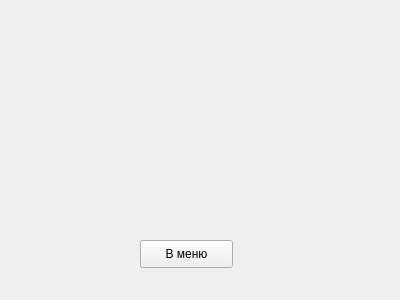
This is editdevicesinbuldingwindow.ui in bondarev-al/PPCofCLinB as Qt 5 draws it before an edit. The edited form follows.
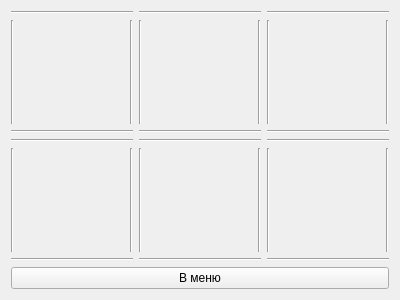
This is the edited form.

What changed in the file:
```diff
--- a/editdevicesinbuldingwindow.ui
+++ b/editdevicesinbuldingwindow.ui
@@ -13,19 +13,319 @@
   <property name="windowTitle">
    <string>Form</string>
   </property>
-  <widget class="QPushButton" name="menu_but">
-   <property name="geometry">
-    <rect>
-     <x>140</x>
-     <y>240</y>
-     <width>93</width>
-     <height>28</height>
-    </rect>
-   </property>
-   <property name="text">
-    <string>В меню</string>
-   </property>
-  </widget>
+  <layout class="QVBoxLayout" name="verticalLayout_7">
+   <item>
+    <layout class="QGridLayout" name="gridLayout">
+     <item row="1" column="1">
+      <layout class="QVBoxLayout" name="verticalLayout_4">
+       <item>
+        <widget class="Line" name="line_13">
+         <property name="orientation">
+          <enum>Qt::Horizontal</enum>
+         </property>
+        </widget>
+       </item>
+       <item>
+        <layout class="QHBoxLayout" name="horizontalLayout_4">
+         <item>
+          <widget class="Line" name="line_14">
+           <property name="orientation">
+            <enum>Qt::Vertical</enum>
+           </property>
+          </widget>
+         </item>
+         <item>
+          <spacer name="horizontalSpacer_4">
+           <property name="orientation">
+            <enum>Qt::Horizontal</enum>
+           </property>
+           <property name="sizeHint" stdset="0">
+            <size>
+             <width>40</width>
+             <height>20</height>
+            </size>
+           </property>
+          </spacer>
+         </item>
+         <item>
+          <widget class="Line" name="line_15">
+           <property name="orientation">
+            <enum>Qt::Vertical</enum>
+           </property>
+          </widget>
+         </item>
+        </layout>
+       </item>
+       <item>
+        <widget class="Line" name="line_16">
+         <property name="orientation">
+          <enum>Qt::Horizontal</enum>
+         </property>
+        </widget>
+       </item>
+      </layout>
+     </item>
+     <item row="1" column="0">
+      <layout class="QVBoxLayout" name="verticalLayout_3">
+       <item>
+        <widget class="Line" name="line_9">
+         <property name="orientation">
+          <enum>Qt::Horizontal</enum>
+         </property>
+        </widget>
+       </item>
+       <item>
+        <layout class="QHBoxLayout" name="horizontalLayout_3">
+         <item>
+          <widget class="Line" name="line_10">
+           <property name="orientation">
+            <enum>Qt::Vertical</enum>
+           </property>
+          </widget>
+         </item>
+         <item>
+          <spacer name="horizontalSpacer_3">
+           <property name="orientation">
+            <enum>Qt::Horizontal</enum>
+           </property>
+           <property name="sizeHint" stdset="0">
+            <size>
+             <width>40</width>
+             <height>20</height>
+            </size>
+           </property>
+          </spacer>
+         </item>
+         <item>
+          <widget class="Line" name="line_11">
+           <property name="orientation">
+            <enum>Qt::Vertical</enum>
+           </property>
+          </widget>
+         </item>
+        </layout>
+       </item>
+       <item>
+        <widget class="Line" name="line_12">
+         <property name="orientation">
+          <enum>Qt::Horizontal</enum>
+         </property>
+        </widget>
+       </item>
+      </layout>
+     </item>
+     <item row="0" column="1">
+      <layout class="QVBoxLayout" name="verticalLayout_2">
+       <item>
+        <widget class="Line" name="line_5">
+         <property name="orientation">
+          <enum>Qt::Horizontal</enum>
+         </property>
+        </widget>
+       </item>
+       <item>
+        <layout class="QHBoxLayout" name="horizontalLayout_2">
+         <item>
+          <widget class="Line" name="line_6">
+           <property name="orientation">
+            <enum>Qt::Vertical</enum>
+           </property>
+          </widget>
+         </item>
+         <item>
+          <spacer name="horizontalSpacer_2">
+           <property name="orientation">
+            <enum>Qt::Horizontal</enum>
+           </property>
+           <property name="sizeHint" stdset="0">
+            <size>
+             <width>40</width>
+             <height>20</height>
+            </size>
+           </property>
+          </spacer>
+         </item>
+         <item>
+          <widget class="Line" name="line_7">
+           <property name="orientation">
+            <enum>Qt::Vertical</enum>
+           </property>
+          </widget>
+         </item>
+        </layout>
+       </item>
+       <item>
+        <widget class="Line" name="line_8">
+         <property name="orientation">
+          <enum>Qt::Horizontal</enum>
+         </property>
+        </widget>
+       </item>
+      </layout>
+     </item>
+     <item row="0" column="0">
+      <layout class="QVBoxLayout" name="verticalLayout">
+       <item>
+        <widget class="Line" name="line">
+         <property name="orientation">
+          <enum>Qt::Horizontal</enum>
+         </property>
+        </widget>
+       </item>
+       <item>
+        <layout class="QHBoxLayout" name="horizontalLayout">
+         <item>
+          <widget class="Line" name="line_4">
+           <property name="orientation">
+            <enum>Qt::Vertical</enum>
+           </property>
+          </widget>
+         </item>
+         <item>
+          <spacer name="horizontalSpacer">
+           <property name="orientation">
+            <enum>Qt::Horizontal</enum>
+           </property>
+           <property name="sizeHint" stdset="0">
+            <size>
+             <width>40</width>
+             <height>20</height>
+            </size>
+           </property>
+          </spacer>
+         </item>
+         <item>
+          <widget class="Line" name="line_3">
+           <property name="cursor">
+            <cursorShape>PointingHandCursor</cursorShape>
+           </property>
+           <property name="mouseTracking">
+            <bool>false</bool>
+           </property>
+           <property name="orientation">
+            <enum>Qt::Vertical</enum>
+           </property>
+          </widget>
+         </item>
+        </layout>
+       </item>
+       <item>
+        <widget class="Line" name="line_2">
+         <property name="orientation">
+          <enum>Qt::Horizontal</enum>
+         </property>
+        </widget>
+       </item>
+      </layout>
+     </item>
+     <item row="0" column="2">
+      <layout class="QVBoxLayout" name="verticalLayout_5">
+       <item>
+        <widget class="Line" name="line_17">
+         <property name="orientation">
+          <enum>Qt::Horizontal</enum>
+         </property>
+        </widget>
+       </item>
+       <item>
+        <layout class="QHBoxLayout" name="horizontalLayout_5">
+         <item>
+          <widget class="Line" name="line_18">
+           <property name="orientation">
+            <enum>Qt::Vertical</enum>
+           </property>
+          </widget>
+         </item>
+         <item>
+          <spacer name="horizontalSpacer_5">
+           <property name="orientation">
+            <enum>Qt::Horizontal</enum>
+           </property>
+           <property name="sizeHint" stdset="0">
+            <size>
+             <width>40</width>
+             <height>20</height>
+            </size>
+           </property>
+          </spacer>
+         </item>
+         <item>
+          <widget class="Line" name="line_19">
+           <property name="orientation">
+            <enum>Qt::Vertical</enum>
+           </property>
+          </widget>
+         </item>
+        </layout>
+       </item>
+       <item>
+        <widget class="Line" name="line_20">
+         <property name="orientation">
+          <enum>Qt::Horizontal</enum>
+         </property>
+        </widget>
+       </item>
+      </layout>
+     </item>
+     <item row="1" column="2">
+      <layout class="QVBoxLayout" name="verticalLayout_6">
+       <item>
+        <widget class="Line" name="line_21">
+         <property name="orientation">
+          <enum>Qt::Horizontal</enum>
+         </property>
+        </widget>
+       </item>
+       <item>
+        <layout class="QHBoxLayout" name="horizontalLayout_6">
+         <item>
+          <widget class="Line" name="line_22">
+           <property name="orientation">
+            <enum>Qt::Vertical</enum>
+           </property>
+          </widget>
+         </item>
+         <item>
+          <spacer name="horizontalSpacer_6">
+           <property name="orientation">
+            <enum>Qt::Horizontal</enum>
+           </property>
+           <property name="sizeHint" stdset="0">
+            <size>
+             <width>40</width>
+             <height>20</height>
+            </size>
+           </property>
+          </spacer>
+         </item>
+         <item>
+          <widget class="Line" name="line_23">
+           <property name="orientation">
+            <enum>Qt::Vertical</enum>
+           </property>
+          </widget>
+         </item>
+        </layout>
+       </item>
+       <item>
+        <widget class="Line" name="line_24">
+         <property name="orientation">
+          <enum>Qt::Horizontal</enum>
+         </property>
+        </widget>
+       </item>
+      </layout>
+     </item>
+    </layout>
+   </item>
+   <item>
+    <widget class="QPushButton" name="menu_but">
+     <property name="text">
+      <string>В меню</string>
+     </property>
+    </widget>
+   </item>
+  </layout>
  </widget>
  <resources/>
  <connections/>
```
